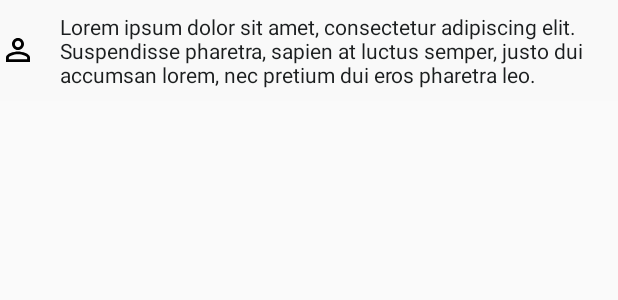
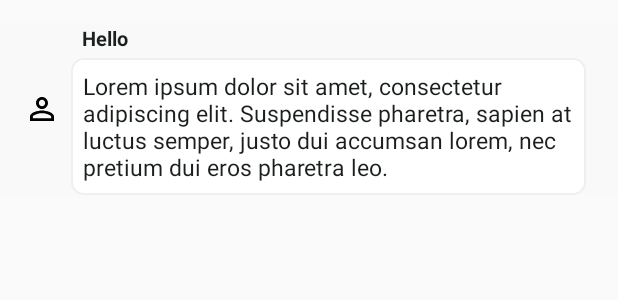
Before and after one commit to AjiethVenkat/Test-Android, an Android app: the layout item_chat.xml on its own in the app's theme, with its tools: preview values and no code run, on a phone screen of 412 x 824 dp. Shown: the top 300 px of the screen. Run offline under Robolectric (Android 15) with nearby library versions, the phone set to English and light mode, and no system bars; network calls fail.

```diff
--- a/app/src/main/AndroidManifest.xml
+++ b/app/src/main/AndroidManifest.xml
@@ -1,7 +1,7 @@
 <?xml version="1.0" encoding="utf-8"?>
 <manifest xmlns:android="http://schemas.android.com/apk/res/android"
     package="com.datechnologies.androidtest">
-
+    <uses-permission android:name="android.permission.INTERNET"/>
     <application
         android:allowBackup="true"
         android:icon="@mipmap/ic_launcher"
--- a/app/src/main/java/com/datechnologies/androidtest/api/ChatLogMessageModel.java
+++ b/app/src/main/java/com/datechnologies/androidtest/api/ChatLogMessageModel.java
@@ -10,4 +10,5 @@ public class ChatLogMessageModel
     public String avatarUrl;
     public String username;
     public String message;
+
 }
--- /dev/null
+++ b/app/src/main/res/drawable/ic_chat_text_background.xml
@@ -0,0 +1,11 @@
+<?xml version="1.0" encoding="utf-8"?>
+<selector xmlns:android="http://schemas.android.com/apk/res/android">
+
+    <item android:state_pressed="false">
+        <shape android:shape="rectangle">
+            <solid android:color="#FFFFFF"/>
+            <corners android:radius="8dp"/>
+            <stroke android:width="1dp" android:color="#EFEFEF"/>
+        </shape>
+    </item>
+</selector>
--- a/app/src/main/res/layout/item_chat.xml
+++ b/app/src/main/res/layout/item_chat.xml
@@ -5,6 +5,7 @@
               android:layout_height="wrap_content"
               android:background="?android:selectableItemBackground"
               android:clickable="true"
+              android:layout_marginTop="16dp"
               android:gravity="center_vertical"
               android:orientation="horizontal"
               tools:background="@color/background"
@@ -14,16 +15,38 @@
         android:id="@+id/avatarImageView"
         android:layout_width="wrap_content"
         android:layout_height="wrap_content"
-        android:layout_marginRight="8dp"
+        android:layout_marginLeft="16dp"
         android:src="@drawable/ic_avatar_placeholder"
         tools:ignore="RtlHardcoded" />
+
+    <LinearLayout
+        android:layout_width="wrap_content"
+        android:layout_height="wrap_content"
+        android:layout_marginStart="7dp"
+        android:orientation="vertical">
+
+    <TextView
+        android:id="@+id/nameTextView"
+        android:layout_width="wrap_content"
+        android:layout_height="wrap_content"
+        android:textSize="13sp"
+        android:layout_marginStart="7dp"
+        android:layout_marginBottom="4dp"
+        android:textColor="#1B1F1E"
+        android:textStyle="bold"
+        android:text="Hello" />
 
     <TextView
         android:id="@+id/messageTextView"
         android:layout_width="wrap_content"
         android:layout_height="wrap_content"
+        android:layout_marginEnd="21dp"
+        android:textSize="15sp"
         android:padding="8dp"
+        android:background="@drawable/ic_chat_text_background"
         android:textColor="@color/chat_text"
         tools:text="Lorem ipsum dolor sit amet, consectetur adipiscing elit. Suspendisse pharetra, sapien at luctus semper, justo dui accumsan lorem, nec pretium dui eros pharetra leo." />
 
+    </LinearLayout>
+
 </LinearLayout>
```
Also changed, not shown: app/build.gradle (+5 -3 lines), app/src/main/java/com/datechnologies/androidtest/chat/ChatActivity.java (+66 -12 lines), app/src/main/java/com/datechnologies/androidtest/chat/ChatAdapter.java (+58 -18 lines), gradle/wrapper/gradle-wrapper.properties.
